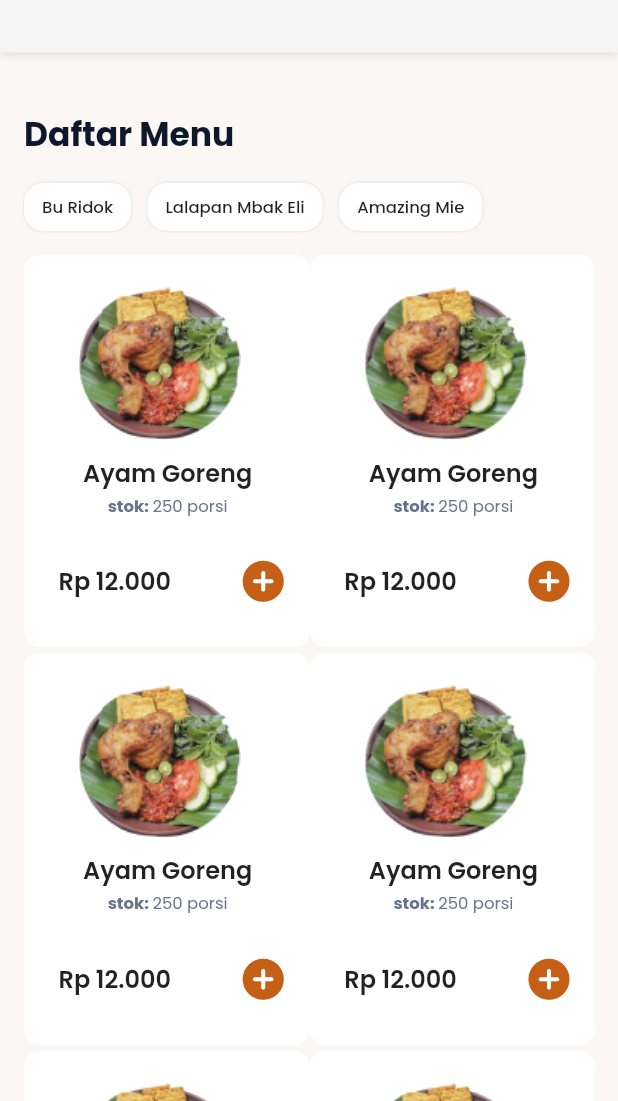
After one commit to Ptrizy/LABIREEN, a Flutter app: the MenuPage screen opened directly, on a phone screen of 412 x 824 dp, the part 135-1236 px from its top. The commit adds this screen. Run offline on Flutter 3.47's test engine with Material 2 defaults, Android fonts, the phone set to English and light mode, and no system bars; our stand-ins replace google_fonts, introduction_screen.

Commit message:
menambah pages

```diff
--- a/lib/pages/home_page_screens/menu_page.dart
+++ b/lib/pages/home_page_screens/menu_page.dart
@@ -1,6 +1,7 @@
 import 'package:flutter/material.dart';
 import 'package:google_fonts/google_fonts.dart';
 import 'package:labireen/widget/home_page/head_page.dart';
+import 'package:labireen/widget/home_page/menu_item.dart';
 import 'package:labireen/widget/home_page/tab_menu_page.dart';
 
 class MenuPage extends StatefulWidget {
@@ -15,7 +16,8 @@ class _MenuPageState extends State<MenuPage> {
   Widget build(BuildContext context) {
     return Scaffold(
       backgroundColor: Color.fromARGB(255, 251, 247, 244),
-      body: Column(
+      body: SingleChildScrollView(
+        child: Column(
           children: [
             HeadOfThreePage(),
             Padding(
@@ -50,17 +52,19 @@ class _MenuPageState extends State<MenuPage> {
                       SizedBox(
                         width: 11,
                       ),
-                    TabMenuPage(textPath: "Warung Mimin"),
-                    SizedBox(
-                      width: 11,
+                      // TabMenuPage(textPath: "Warung Mimin"),
+                      // SizedBox(
+                      //   width: 11,
+                      // ),
+                    ],
                   ),
-                  ],
-                )
+                  MenuItem()
                 ],
               ),
             ),
           ],
         ),
+      ),
     );
   }
 }
--- a/lib/pages/sign_up_page.dart
+++ b/lib/pages/sign_up_page.dart
@@ -1,6 +1,8 @@
 import 'package:flutter/gestures.dart';
 import 'package:flutter/material.dart';
 import 'package:google_fonts/google_fonts.dart';
+import 'package:labireen/pages/detail_daftar.dart';
+import 'package:labireen/pages/detail_menu_page.dart';
 import 'package:labireen/pages/login_page.dart';
 import 'package:labireen/widget/sign_up_page/button_login.dart';
 import 'package:labireen/widget/sign_up_page/google_button_login.dart';
@@ -117,7 +119,9 @@ class SignUpPage extends StatelessWidget {
                         ),
                         ButtonLogin(
                           text: 'Daftar',
-                          onClicked: () {/*masih kosong */},
+                          onClicked: () => Navigator.of(context).push(
+                              MaterialPageRoute(
+                                  builder: (context) => DetailDaftar())),
                         ),
                         SizedBox(
                           height: 12,
--- /dev/null
+++ b/lib/widget/home_page/menu_item.dart
@@ -0,0 +1,112 @@
+import 'package:flutter/material.dart';
+import 'package:google_fonts/google_fonts.dart';
+
+class MenuItem extends StatelessWidget {
+  const MenuItem({super.key});
+
+  @override
+  Widget build(BuildContext context) {
+    return Expanded(
+      child: GridView.count(
+        childAspectRatio: 0.718,
+        physics: NeverScrollableScrollPhysics(),
+        crossAxisCount: 2,
+        shrinkWrap: true,
+        children: [
+          for (int i = 0; i < 10; i++)
+            Container(
+              height: 1000,
+              padding: EdgeInsets.only(left: 16, right: 15),
+              margin: EdgeInsets.symmetric(vertical: 2),
+              decoration: BoxDecoration(
+                color: Colors.white,
+                borderRadius: BorderRadius.circular(10),
+              ),
+              child: Column(
+                children: [
+                  Row(
+                    mainAxisAlignment: MainAxisAlignment.spaceBetween,
+                    children: [
+                      InkWell(
+                        onTap: () {},
+                        child: Container(
+                          margin: EdgeInsets.fromLTRB(19.5, 20, 19.5, 8),
+                          child: Image.asset(
+                            'assets/ayam_lingkar.png',
+                            height: 105,
+                            width: 110,
+                          ),
+                        ),
+                      ),
+                    ],
+                  ),
+                  Row(
+                    mainAxisAlignment: MainAxisAlignment.center,
+                    children: [
+                      Text(
+                        "Ayam Goreng",
+                        style: GoogleFonts.poppins(
+                          fontSize: 16,
+                          fontWeight: FontWeight.w600,
+                        ),
+                      )
+                    ],
+                  ),
+                  SizedBox(
+                    height: 2,
+                  ),
+                  Row(
+                    mainAxisAlignment: MainAxisAlignment.center,
+                    children: [
+                      RichText(
+                        text: TextSpan(children: [
+                          TextSpan(
+                              text: 'stok: ',
+                              style: GoogleFonts.poppins(
+                                  fontSize: 11,
+                                  fontWeight: FontWeight.w700,
+                                  color: Color.fromARGB(255, 100, 116, 139))),
+                          TextSpan(
+                              text: '250 porsi',
+                              style: GoogleFonts.poppins(
+                                  fontSize: 11,
+                                  color: Color.fromARGB(255, 100, 116, 139)))
+                        ]),
+                      )
+                    ],
+                  ),
+                  SizedBox(
+                    height: 26,
+                  ),
+                  Row(
+                    children: [
+                      SizedBox(
+                        width: 7,
+                      ),
+                      Row(
+                        children: [
+                          Text(
+                            "Rp 12.000",
+                            style: GoogleFonts.poppins(
+                                fontSize: 16, fontWeight: FontWeight.w600),
+                          ),
+                          SizedBox(
+                            width: 45,
+                          ),
+                          Icon(
+                            Icons.add_circle_rounded,
+                            color: Color.fromARGB(255, 197, 95, 22),
+                            size: 33,
+                          )
+                        ],
+                      )
+                    ],
+                  )
+                ],
+              ),
+            ),
+        ],
+      ),
+    );
+  }
+}
```
Also changed, not shown: lib/pages/detail_daftar.dart (added, +49 -0 lines), lib/pages/detail_menu_page.dart (added, +15 -0 lines), lib/pages/home_page_screens/riwayat_page.dart (+18 -1 lines), assets/ayam_lingkar.png (added), assets/letter.png (added). Lines whose indentation alone changed are shown as unchanged.
